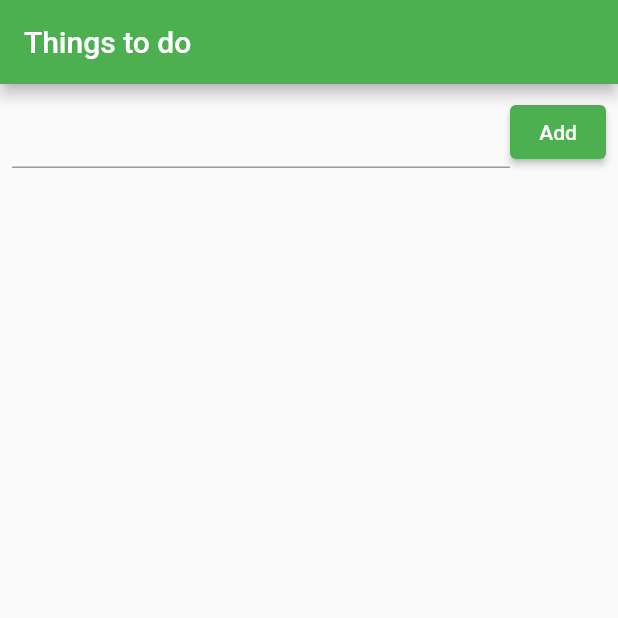
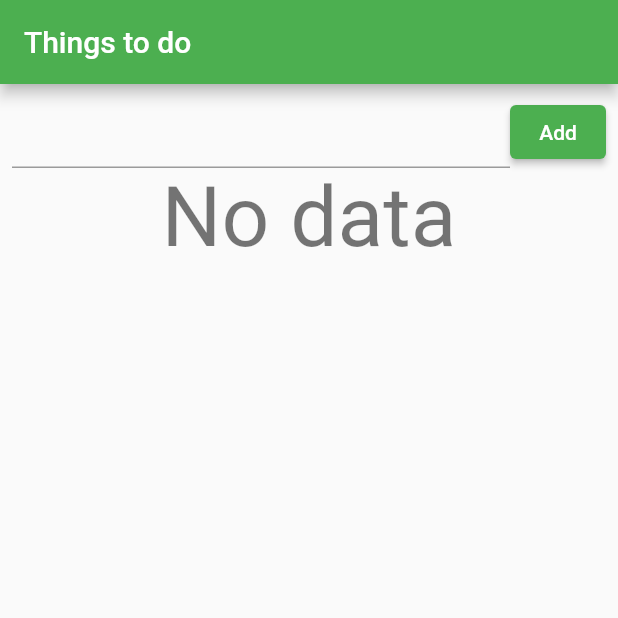
Before and after one commit to williechoi/fluttertodoapp, a Flutter app: the first screen one second after launch, on a phone screen of 412 x 824 dp, the top half of it. Run offline on Flutter 3.47's test engine with Material 2 defaults, Android fonts, the phone set to English and light mode, and no system bars.

Commit message:
practicing future builder

```diff
--- a/lib/main.dart
+++ b/lib/main.dart
@@ -58,7 +58,7 @@ class _TodoListPageState extends State<TodoListPage> {
 
   void _toggleTodo(Todo todo) {
     setState(() {
-      todo.isDone = ! todo.isDone;
+      todo.isDone = !todo.isDone;
     });
   }
 
@@ -67,10 +67,12 @@ class _TodoListPageState extends State<TodoListPage> {
       onTap: () {},
       title: Text(
         todo.title,
-            style: todo.isDone ? const TextStyle(
+        style: todo.isDone
+            ? const TextStyle(
                 decoration: TextDecoration.lineThrough,
                 fontStyle: FontStyle.italic,
-            ) : null,
+              )
+            : null,
       ),
       trailing: IconButton(
         icon: const Icon(Icons.delete_forever),
@@ -102,14 +104,36 @@ class _TodoListPageState extends State<TodoListPage> {
                 ),
               ],
             ),
-            Expanded(
+            FutureBuilder<List<Todo>>(
+              future: _fetchTodoData(),
+              builder: (context, snapshot) {
+                if (snapshot.hasError) {
+                  return Text(
+                    "There was an error",
+                    style: Theme.of(context).textTheme.headline2,
+                  );
+                } else if (snapshot.hasData) {
+                  return Expanded(
                     child: ListView(
-                children: _items.map((todo) => _buildItemWidget(todo)).toList(),
+                      children: (snapshot.data)!.map((todo) => _buildItemWidget(todo))
+                          .toList(),
                     ),
-            )
+                  );
+                } else {
+                  return Text(
+                    "No data",
+                    style: Theme.of(context).textTheme.headline2,
+                  );
+                }
+              },
+            ),
           ],
         ),
       ),
     );
   }
+
+  Future<List<Todo>> _fetchTodoData() {
+    return Future.delayed(const Duration(seconds: 3), () => _items);
   }
+}
```
Lines whose indentation alone changed are shown as unchanged.
